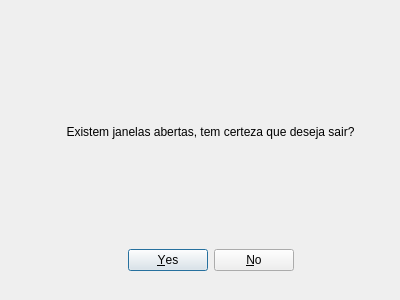
This is Resources/UI/SairDialog.ui in Klubas/Projeto-SOAD as Qt 5 draws it before an edit. The edited form follows.
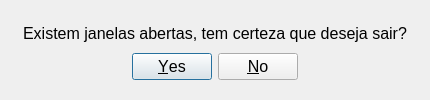
This is the edited form.

The edit to the form file:
```diff
--- a/Resources/UI/SairDialog.ui
+++ b/Resources/UI/SairDialog.ui
@@ -6,27 +6,44 @@
    <rect>
     <x>0</x>
     <y>0</y>
-    <width>400</width>
-    <height>300</height>
+    <width>430</width>
+    <height>100</height>
    </rect>
   </property>
+  <property name="minimumSize">
+   <size>
+    <width>430</width>
+    <height>100</height>
+   </size>
+  </property>
+  <property name="maximumSize">
+   <size>
+    <width>430</width>
+    <height>100</height>
+   </size>
+  </property>
+  <property name="font">
+   <font>
+    <stylestrategy>PreferDefault</stylestrategy>
+   </font>
+  </property>
   <property name="windowTitle">
    <string>Dialog</string>
   </property>
   <property name="modal">
    <bool>true</bool>
   </property>
-  <widget class="QWidget" name="verticalLayoutWidget">
-   <property name="geometry">
-    <rect>
-     <x>40</x>
-     <y>20</y>
-     <width>341</width>
-     <height>251</height>
-    </rect>
-   </property>
-   <layout class="QVBoxLayout" name="verticalLayout">
-    <item>
+  <layout class="QGridLayout" name="gridLayout_2">
+   <item row="0" column="0">
+    <widget class="QFrame" name="verticalFrame">
+     <property name="font">
+      <font>
+       <pointsize>12</pointsize>
+       <stylestrategy>PreferDefault</stylestrategy>
+      </font>
+     </property>
+     <layout class="QGridLayout" name="gridLayout">
+      <item row="0" column="0">
      <widget class="QLabel" name="label">
       <property name="text">
        <string>Existem janelas abertas, tem certeza que deseja sair?</string>
@@ -39,7 +56,7 @@
       </property>
      </widget>
     </item>
-    <item>
+      <item row="1" column="0">
      <widget class="QDialogButtonBox" name="buttonBox">
       <property name="orientation">
        <enum>Qt::Horizontal</enum>
@@ -54,6 +71,8 @@
     </item>
    </layout>
   </widget>
+   </item>
+  </layout>
  </widget>
  <resources/>
  <connections>
```
Left out of the diff: 35 changed lines with no effect on the pictures. Lines whose indentation alone changed are shown as unchanged.
